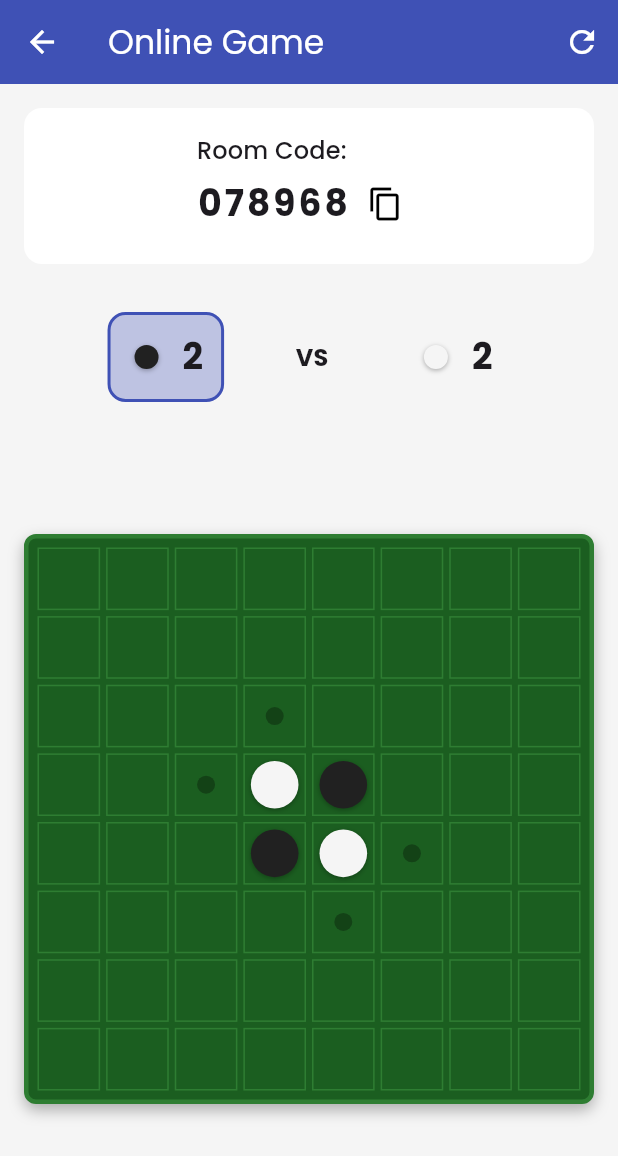
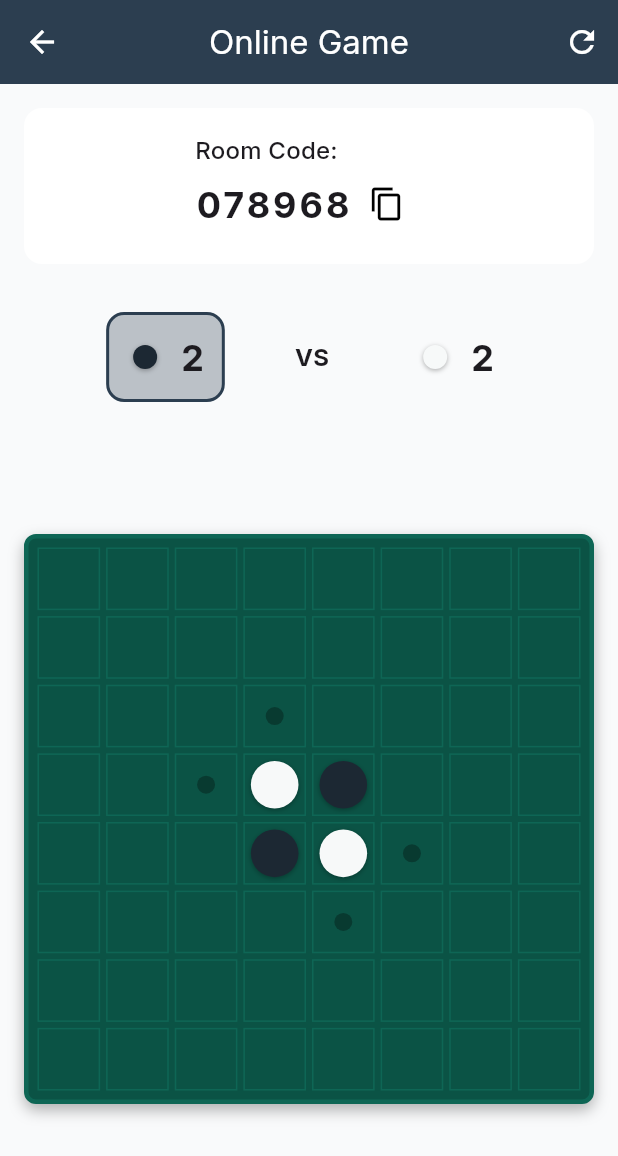
Before and after one commit to officiallyutso/Othello-game-flutter, a Flutter app: the GameScreen screen opened directly, on a phone screen of 412 x 824 dp. Shown: the top 1156 px of the screen. Run offline on Flutter 3.47's test engine with Material 3 defaults, Android fonts, the phone set to English and light mode, and no system bars; drawn by our look-alikes of flutter_animate; our stand-ins replace cloud_firestore, equatable, firebase_auth, firebase_core, flutter_bloc, google_fonts and 1 more; accounts and stored records are empty; generated files the repository leaves out were written again.

Commit message:
feat: colour scheme

```diff
--- a/lib/config/theme.dart
+++ b/lib/config/theme.dart
@@ -3,40 +3,45 @@ import 'package:google_fonts/google_fonts.dart';
 
 class AppTheme {
   // Colors
-  static const Color primaryLight = Color(0xFF3F51B5); // Indigo
-  static const Color primaryDark = Color(0xFF303F9F); // Darker Indigo
-  static const Color accentLight = Color(0xFFFF4081); // Pink
-  static const Color accentDark = Color(0xFFF50057); // Darker Pink
-  static const Color backgroundLight = Color(0xFFF5F5F5);
-  static const Color backgroundDark = Color(0xFF121212);
+  static const Color primaryLight = Color(0xFF2C3E50); // Deep blue-gray
+  static const Color primaryDark = Color(0xFF1A2530); // Darker blue-gray
+  static const Color accentLight = Color(0xFF3498DB); // Bright blue
+  static const Color accentDark = Color(0xFF2980B9); // Darker blue
+  static const Color backgroundLight = Color(0xFFF9FAFB);
+  static const Color backgroundDark = Color(0xFF121820);
 
   // Game board colors
-  static const Color boardGreen = Color(0xFF1B5E20); // Dark Green
-  static const Color boardBorder = Color(0xFF2E7D32); // Slightly lighter green
-  static const Color blackPiece = Color(0xFF212121); // Almost black
-  static const Color whitePiece = Color(0xFFF5F5F5); // Almost white
+  static const Color boardGreen = Color(0xFF0B5345); // Rich dark green
+  static const Color boardBorder = Color(0xFF0E6655); // Slightly lighter green
+  static const Color blackPiece = Color(0xFF1C2833); // Deep black
+  static const Color whitePiece = Color(0xFFF7F9F9); // Soft white
 
   // Light theme
   static final ThemeData lightTheme = ThemeData(
     useMaterial3: true,
     colorScheme: ColorScheme.light(
       primary: primaryLight,
-      primaryContainer: primaryLight.withOpacity(0.8),
+      primaryContainer: primaryLight.withOpacity(0.9),
       secondary: accentLight,
-      secondaryContainer: accentLight.withOpacity(0.8),
+      secondaryContainer: accentLight.withOpacity(0.9),
       background: backgroundLight,
       surface: Colors.white,
+      onPrimary: Colors.white,
+      onSecondary: Colors.white,
     ),
     scaffoldBackgroundColor: backgroundLight,
     appBarTheme: const AppBarTheme(
       backgroundColor: primaryLight,
       foregroundColor: Colors.white,
       elevation: 0,
+      centerTitle: true,
     ),
     elevatedButtonTheme: ElevatedButtonThemeData(
       style: ElevatedButton.styleFrom(
         backgroundColor: primaryLight,
         foregroundColor: Colors.white,
+        elevation: 2,
+        padding: const EdgeInsets.symmetric(vertical: 16, horizontal: 24),
         shape: RoundedRectangleBorder(
           borderRadius: BorderRadius.circular(8),
         ),
@@ -47,12 +52,30 @@ class AppTheme {
         foregroundColor: primaryLight,
       ),
     ),
-    textTheme: GoogleFonts.poppinsTextTheme(ThemeData.light().textTheme),
+    textTheme: GoogleFonts.interTextTheme(ThemeData.light().textTheme),
     cardTheme: CardTheme(
       shape: RoundedRectangleBorder(
         borderRadius: BorderRadius.circular(12),
       ),
-      elevation: 2,
+      elevation: 1,
+      shadowColor: Colors.black.withOpacity(0.1),
+    ),
+    inputDecorationTheme: InputDecorationTheme(
+      border: OutlineInputBorder(
+        borderRadius: BorderRadius.circular(8),
+        borderSide: const BorderSide(color: Color(0xFFDCE0E5)),
+      ),
+      enabledBorder: OutlineInputBorder(
+        borderRadius: BorderRadius.circular(8),
+        borderSide: const BorderSide(color: Color(0xFFDCE0E5)),
+      ),
+      focusedBorder: OutlineInputBorder(
+        borderRadius: BorderRadius.circular(8),
+        borderSide: BorderSide(color: primaryLight, width: 2),
+      ),
+      filled: true,
+      fillColor: Colors.white,
+      contentPadding: const EdgeInsets.symmetric(horizontal: 16, vertical: 16),
     ),
   );
 
@@ -61,22 +84,27 @@ class AppTheme {
     useMaterial3: true,
     colorScheme: ColorScheme.dark(
       primary: primaryDark,
-      primaryContainer: primaryDark.withOpacity(0.8),
+      primaryContainer: primaryDark.withOpacity(0.9),
       secondary: accentDark,
-      secondaryContainer: accentDark.withOpacity(0.8),
+      secondaryContainer: accentDark.withOpacity(0.9),
       background: backgroundDark,
-      surface: const Color(0xFF1E1E1E),
+      surface: const Color(0xFF1E2429),
+      onPrimary: Colors.white,
+      onSecondary: Colors.white,
     ),
     scaffoldBackgroundColor: backgroundDark,
     appBarTheme: const AppBarTheme(
-      backgroundColor: Color(0xFF1E1E1E),
+      backgroundColor: Color(0xFF1E2429),
       foregroundColor: Colors.white,
       elevation: 0,
+      centerTitle: true,
     ),
     elevatedButtonTheme: ElevatedButtonThemeData(
       style: ElevatedButton.styleFrom(
-        backgroundColor: primaryDark,
+        backgroundColor: accentDark,
         foregroundColor: Colors.white,
+        elevation: 2,
+        padding: const EdgeInsets.symmetric(vertical: 16, horizontal: 24),
         shape: RoundedRectangleBorder(
           borderRadius: BorderRadius.circular(8),
         ),
@@ -87,13 +115,30 @@ class AppTheme {
         foregroundColor: accentDark,
       ),
     ),
-    textTheme: GoogleFonts.poppinsTextTheme(ThemeData.dark().textTheme),
+    textTheme: GoogleFonts.interTextTheme(ThemeData.dark().textTheme),
     cardTheme: CardTheme(
       shape: RoundedRectangleBorder(
         borderRadius: BorderRadius.circular(12),
       ),
-      elevation: 2,
-      color: const Color(0xFF2C2C2C),
+      elevation: 1,
+      color: const Color(0xFF1E2429),
+    ),
+    inputDecorationTheme: InputDecorationTheme(
+      border: OutlineInputBorder(
+        borderRadius: BorderRadius.circular(8),
+        borderSide: const BorderSide(color: Color(0xFF2C3E50)),
+      ),
+      enabledBorder: OutlineInputBorder(
+        borderRadius: BorderRadius.circular(8),
+        borderSide: const BorderSide(color: Color(0xFF2C3E50)),
+      ),
+      focusedBorder: OutlineInputBorder(
+        borderRadius: BorderRadius.circular(8),
+        borderSide: BorderSide(color: accentDark, width: 2),
+      ),
+      filled: true,
+      fillColor: const Color(0xFF1A2530),
+      contentPadding: const EdgeInsets.symmetric(horizontal: 16, vertical: 16),
     ),
   );
 }
```
